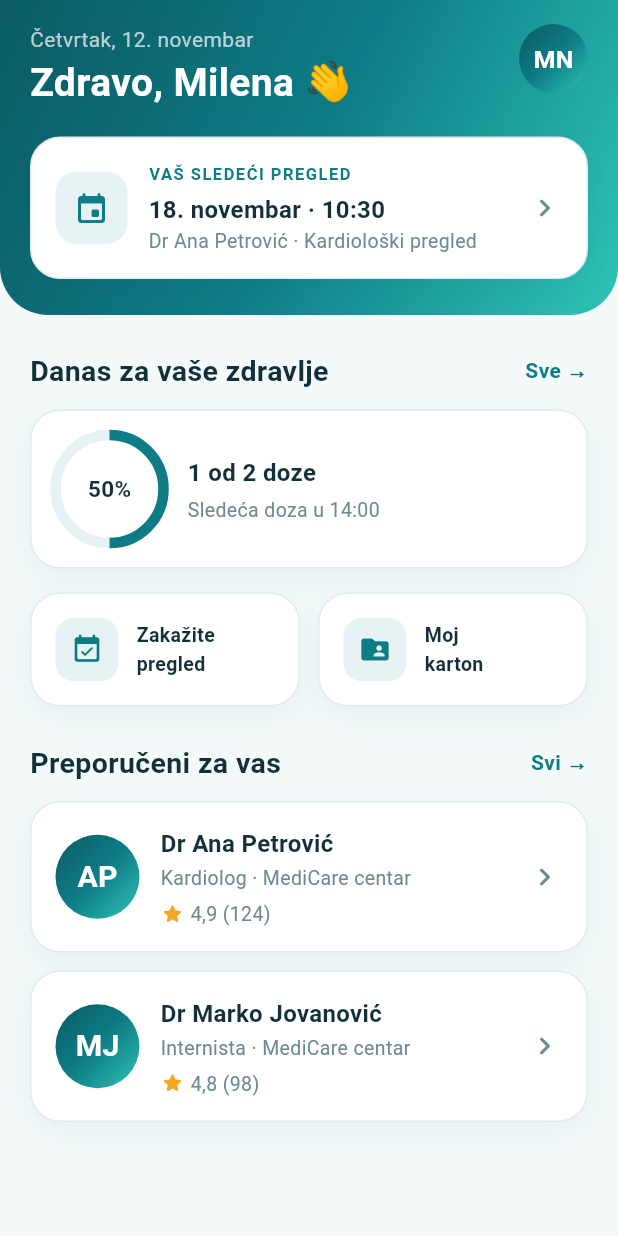
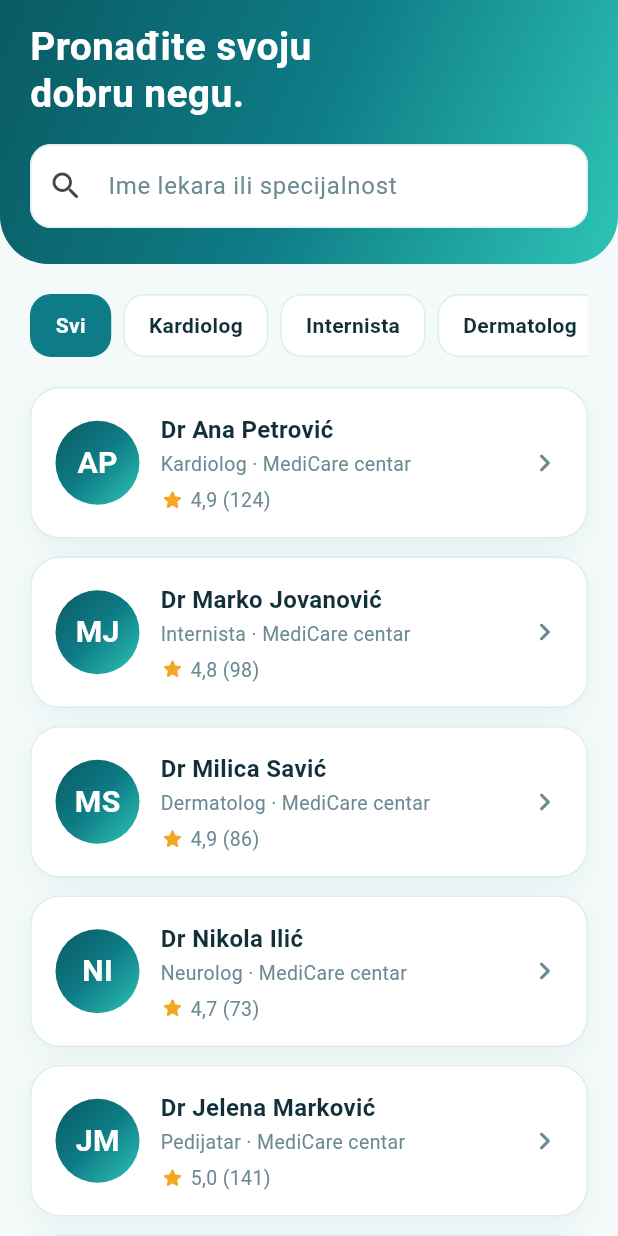
Before and after one commit to AnaDzanic/MediCare, a Flutter app: the screen it shows after launch, on a phone screen of 412 x 824 dp. Run offline on Flutter 3.47's test engine with Material 3 defaults, Android fonts, the phone set to English and light mode, and no system bars.

Commit message:
Dodati ekrani lekara sa zakazivanjem, potvrdom termina i novim lekarima

```diff
--- a/lib/data/mock_data.dart
+++ b/lib/data/mock_data.dart
@@ -15,6 +15,10 @@ class MockData {
     'Kardiolog',
     'Internista',
     'Dermatolog',
+    'Neurolog',
+    'Pedijatar',
+    'Ortoped',
+    'Ginekolog',
   ];
 
   static final List<Doctor> doctors = [
@@ -53,6 +57,54 @@ class MockData {
       reviews: 86,
       years: 9,
       slots: ['10:00', '11:30', '13:00', '15:30', '17:00'],
+    ),
+    const Doctor(
+      name: 'Dr Nikola Ilić',
+      specialty: 'Neurolog',
+      clinic: 'MediCare centar',
+      city: 'Novi Sad',
+      about: 'Neurolog koji se bavi glavoboljama, vrtoglavicama i poremećajima sna. Pregled obuhvata detaljan razgovor i neurološki pregled.',
+      workHours: 'Ponedeljak – petak, 10:00 – 18:00',
+      rating: 4.7,
+      reviews: 73,
+      years: 11,
+      slots: ['10:00', '11:00', '12:30', '14:00', '16:30'],
+    ),
+    const Doctor(
+      name: 'Dr Jelena Marković',
+      specialty: 'Pedijatar',
+      clinic: 'MediCare centar',
+      city: 'Novi Sad',
+      about: 'Pedijatar sa iskustvom u praćenju rasta i razvoja dece, vakcinaciji i lečenju čestih dečjih bolesti.',
+      workHours: 'Ponedeljak – petak, 08:00 – 15:00',
+      rating: 5.0,
+      reviews: 141,
+      years: 14,
+      slots: ['08:30', '09:30', '10:30', '12:00', '13:30'],
+    ),
+    const Doctor(
+      name: 'Dr Stefan Đorđević',
+      specialty: 'Ortoped',
+      clinic: 'MediCare centar',
+      city: 'Beograd',
+      about: 'Ortoped koji se bavi povredama kostiju i zglobova, bolovima u leđima i rehabilitacijom posle povreda.',
+      workHours: 'Utorak – petak, 11:00 – 19:00',
+      rating: 4.8,
+      reviews: 64,
+      years: 8,
+      slots: ['11:00', '12:30', '14:00', '16:00', '18:00'],
+    ),
+    const Doctor(
+      name: 'Dr Tamara Pavlović',
+      specialty: 'Ginekolog',
+      clinic: 'MediCare centar',
+      city: 'Beograd',
+      about: 'Ginekolog sa fokusom na redovne preventivne preglede, trudnoću i žensko zdravlje u svakom životnom dobu.',
+      workHours: 'Ponedeljak – četvrtak, 09:00 – 17:00',
+      rating: 4.9,
+      reviews: 109,
+      years: 13,
+      slots: ['09:00', '10:30', '12:00', '14:30', '16:00'],
     ),
   ];
 
--- a/lib/main.dart
+++ b/lib/main.dart
@@ -1,4 +1,5 @@
 import 'package:flutter/material.dart';
+import 'package:medicare/screens/doctors_screen.dart';
 import 'package:medicare/screens/main_shell.dart';
 
 import 'consts/app_theme.dart';
@@ -17,7 +18,7 @@ class MediCareApp extends StatelessWidget {
       title: 'MediCare',
       debugShowCheckedModeBanner: false,
       theme: AppTheme.light,
-      home: const MainShell(),
+      home: const DoctorsScreen(),
     );
   }
 }
--- /dev/null
+++ b/lib/screens/doctors_screen.dart
@@ -0,0 +1,102 @@
+import 'package:flutter/material.dart';
+
+import '../data/mock_data.dart';
+import '../models/doctor.dart';
+import '../consts/app_text.dart';
+import '../widgets/choice_box.dart';
+import '../widgets/doctor_card.dart';
+import '../widgets/page_header.dart';
+import 'doctor_profile_screen.dart';
+
+class DoctorsScreen extends StatefulWidget {
+  const DoctorsScreen({super.key});
+
+  @override
+  State<DoctorsScreen> createState() => _DoctorsScreenState();
+}
+
+class _DoctorsScreenState extends State<DoctorsScreen> {
+  String _query = '';
+  String _specialty = 'Svi';
+
+  List<Doctor> get _filtered {
+    final q = _query.trim().toLowerCase();
+    return MockData.doctors.where((d) {
+      final matchesSpecialty = _specialty == 'Svi' || d.specialty == _specialty;
+      final matchesQuery =
+          q.isEmpty ||
+          d.name.toLowerCase().contains(q) ||
+          d.specialty.toLowerCase().contains(q);
+      return matchesSpecialty && matchesQuery;
+    }).toList();
+  }
+
+  @override
+  Widget build(BuildContext context) {
+    final doctors = _filtered;
+
+    return Scaffold(
+      body: ListView(
+        padding: EdgeInsets.zero,
+        children: [
+          PageHeader(
+            title: 'Pronađite svoju\ndobru negu.',
+            bottom: TextField(
+              onChanged: (value) => setState(() => _query = value),
+              decoration: const InputDecoration(
+                hintText: 'Ime lekara ili specijalnost',
+                prefixIcon: Icon(Icons.search_rounded),
+              ),
+            ),
+          ),
+          Padding(
+            padding: const EdgeInsets.fromLTRB(20, 20, 20, 24),
+            child: Column(
+              crossAxisAlignment: CrossAxisAlignment.start,
+              children: [
+                SingleChildScrollView(
+                  scrollDirection: Axis.horizontal,
+                  child: Row(
+                    children: MockData.specialties.map((s) {
+                      return Padding(
+                        padding: const EdgeInsets.only(right: 8),
+                        child: ChoiceBox(
+                          label: s,
+                          selected: _specialty == s,
+                          onTap: () => setState(() => _specialty = s),
+                        ),
+                      );
+                    }).toList(),
+                  ),
+                ),
+                const SizedBox(height: 20),
+                if (doctors.isEmpty)
+                  const Padding(
+                    padding: EdgeInsets.only(top: 32),
+                    child: Center(
+                      child: Text(
+                        'Nema rezultata za vašu pretragu.',
+                        style: AppText.muted,
+                      ),
+                    ),
+                  ),
+                ...doctors.map(
+                  (doctor) => DoctorCard(
+                    doctor: doctor,
+                    onTap: () {
+                      Navigator.of(context).push(
+                        MaterialPageRoute(
+                          builder: (_) => DoctorProfileScreen(doctor: doctor),
+                        ),
+                      );
+                    },
+                  ),
+                ),
+              ],
+            ),
+          ),
+        ],
+      ),
+    );
+  }
+}
```
Also changed, not shown: lib/screens/booking_success_screen.dart (added, +123 -0 lines), lib/screens/doctor_profile_screen.dart (added, +184 -0 lines), lib/screens/home_screen.dart (+14 -1 lines).
